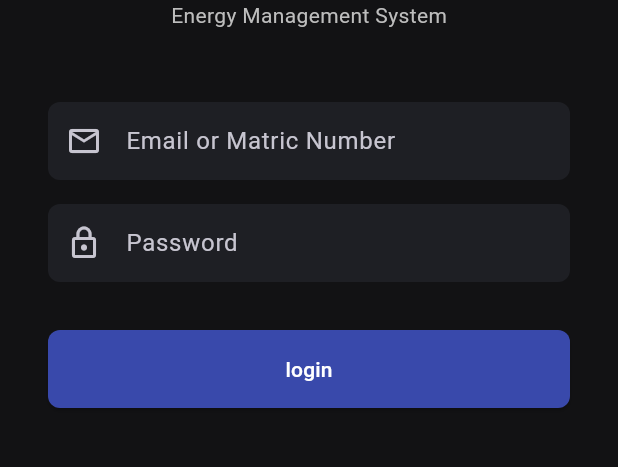
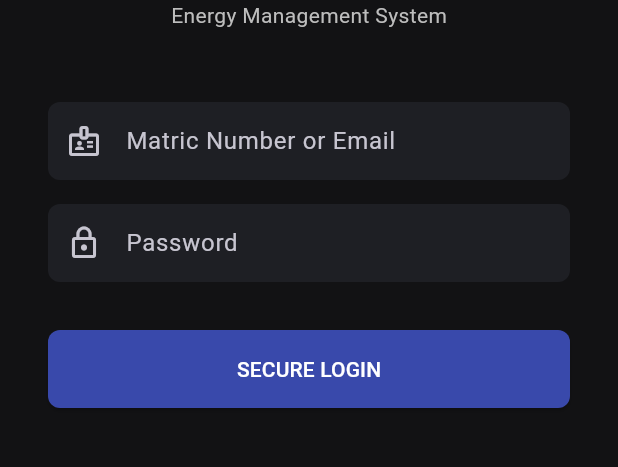
Before and after one commit to chainoob/fyp-project, a Flutter app: the screen it shows after launch, on a phone screen of 412 x 824 dp, the part 522-989 px from its top. Run offline on Flutter 3.47's test engine with Material 3 defaults, Android fonts, the phone set to English and light mode, and no system bars; our stand-ins replace cloud_firestore, firebase_auth, firebase_core, go_router; accounts and stored records are empty.

Commit message:
added login method using matric number

```diff
--- a/smartmeter/lib/screens/login_screen.dart
+++ b/smartmeter/lib/screens/login_screen.dart
@@ -10,16 +10,36 @@ class LoginScreen extends StatefulWidget {
 }
 
 class _LoginScreenState extends State<LoginScreen> {
-  final _emailMatricCtrl = TextEditingController();
+  final _idCtrl = TextEditingController();
   final _passCtrl = TextEditingController();
   bool _isLoading = false;
 
+  static const String _universityDomain = "@student.uthm.edu.my";
+
   void _handleLogin() async {
     setState(() => _isLoading = true);
+
+    //Check if it's an ID or Email
+    String input = _idCtrl.text.trim();
+    String emailToUse = input;
+
+    if (!input.contains('@')) {
+      emailToUse = "$input$_universityDomain";
+    }
+
     try {
-      await context.read<AuthProvider>().login(_emailMatricCtrl.text, _passCtrl.text);
+      await context.read<AuthProvider>().login(emailToUse, _passCtrl.text);
     } catch (e) {
-      if (mounted) ScaffoldMessenger.of(context).showSnackBar(SnackBar(content: Text("Error: $e")));
+      if (mounted) {
+        // Show clearer error message
+        String message = "Login failed";
+        if (e.toString().contains("user-not-found")) {
+          message = "ID/Email not found. Did you register?";
+        } else if (e.toString().contains("wrong-password")) {
+          message = "Incorrect password";
+        }
+        ScaffoldMessenger.of(context).showSnackBar(SnackBar(content: Text(message)));
+      }
     } finally {
       if (mounted) setState(() => _isLoading = false);
     }
@@ -40,9 +60,13 @@ class _LoginScreenState extends State<LoginScreen> {
               Text("Energy Management System", style: TextStyle(color: Colors.grey[400])),
               const SizedBox(height: 48),
 
+              // Updated Input Decoration
               TextField(
-                controller: _emailMatricCtrl,
-                decoration: const InputDecoration(labelText: "Email or Matric Number", prefixIcon: Icon(Icons.email_outlined)),
+                controller: _idCtrl,
+                decoration: const InputDecoration(
+                    labelText: "Matric Number or Email",
+                    prefixIcon: Icon(Icons.badge_outlined)
+                ),
               ),
               const SizedBox(height: 16),
               TextField(
@@ -53,11 +77,14 @@ class _LoginScreenState extends State<LoginScreen> {
               const SizedBox(height: 32),
 
               _isLoading
-                ? const CircularProgressIndicator()
-                : SizedBox(
-                    width: double.infinity,
-                    child: ElevatedButton(onPressed: _handleLogin, child: const Text("login")),
-                  ),
+                  ? const CircularProgressIndicator()
+                  : SizedBox(
+                width: double.infinity,
+                child: ElevatedButton(
+                  onPressed: _handleLogin,
+                  child: const Text("SECURE LOGIN"),
+                ),
+              ),
             ],
           ),
         ),
--- a/smartmeter/lib/screens/shared/appliances_screen.dart
+++ b/smartmeter/lib/screens/shared/appliances_screen.dart
@@ -262,7 +262,7 @@ class _RegistrationFormState extends State<_RegistrationForm> {
                       focusNode: _roomFocus,
                       textInputAction: TextInputAction.done,
                       onFieldSubmitted: (_) => _submit(),
-                      decoration: const InputDecoration(labelText: "Location", hintText: "e.g. Bed A"),
+                      decoration: const InputDecoration(labelText: "Location", hintText: "e.g. A123A"),
                       validator: (v) => v == null || v.isEmpty ? "Required" : null,
                     ),
                   ),
```
